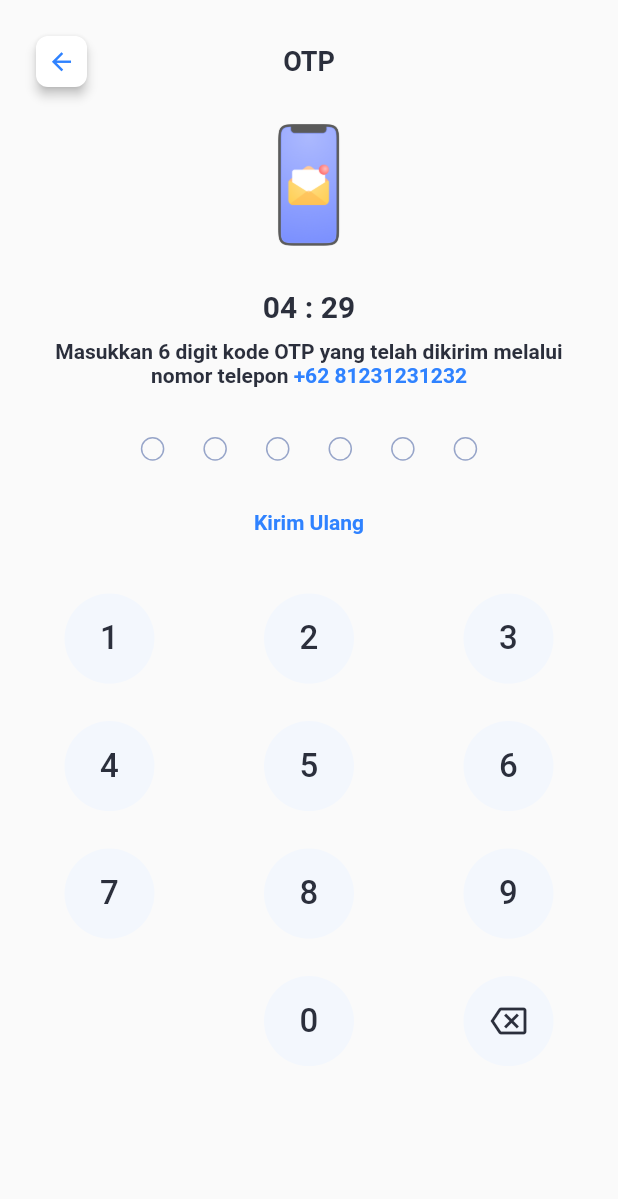
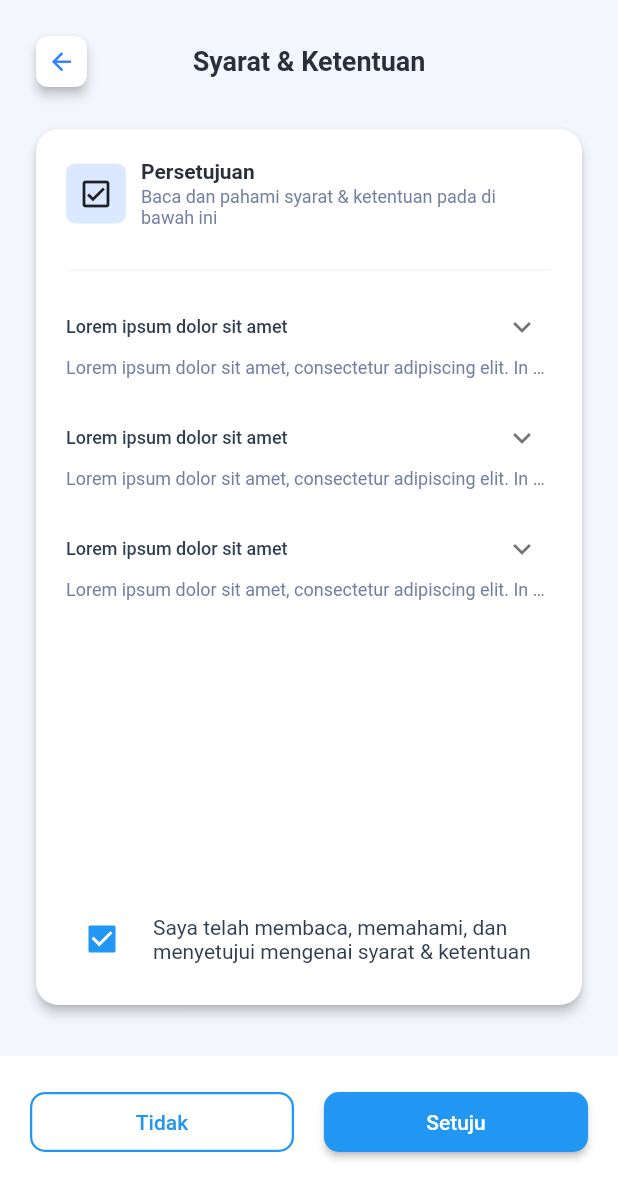
Before and after one commit to RoniSetiawan7/sephora, a Flutter app: the screen it shows after launch, after a tap on "Selanjutnya", on a phone screen of 412 x 824 dp. Shown: the top 1199 px of the screen. Run offline on Flutter 3.47's test engine with Material 2 defaults, Android fonts, the phone set to English and light mode, and no system bars; drawn by our look-alikes of expandable.

Commit message:
add feature register 2

```diff
--- a/lib/main.dart
+++ b/lib/main.dart
@@ -14,7 +14,7 @@ class MyApp extends StatelessWidget {
     return const MaterialApp(
       debugShowCheckedModeBanner: false,
       title: 'Sephora',
-      home: RegisterScreen(),
+      home: CreateMpinScreen(),
     );
   }
 }
--- a/lib/register/register.dart
+++ b/lib/register/register.dart
@@ -1,3 +1,5 @@
 export 'screens/register_screen.dart';
 export 'screens/otp_screen.dart';
 export 'screens/activation_screen.dart';
+export 'screens/create_mpin_screen.dart';
+export 'screens/term_and_condition_screen.dart';
--- /dev/null
+++ b/lib/register/screens/create_mpin_screen.dart
@@ -0,0 +1,83 @@
+import 'package:flutter/material.dart';
+import 'package:sephora/register/widgets/register_desctiption.dart';
+import 'package:sephora/register/widgets/register_footer.dart';
+import 'package:sephora/register/widgets/register_form_field.dart';
+import 'package:sephora/register/widgets/register_header.dart';
+
+import 'term_and_condition_screen.dart';
+
+class CreateMpinScreen extends StatefulWidget {
+  const CreateMpinScreen({super.key});
+
+  @override
+  State<CreateMpinScreen> createState() => _CreateMpinScreenState();
+}
+
+class _CreateMpinScreenState extends State<CreateMpinScreen> {
+  @override
+  Widget build(BuildContext context) {
+    return SafeArea(
+      child: Scaffold(
+        backgroundColor: const Color(0xFFF3F7FD),
+        body: Column(
+          crossAxisAlignment: CrossAxisAlignment.stretch,
+          children: [
+            const RegisterHeader(title: 'Buat MPIN'),
+            const SizedBox(height: 20),
+            Expanded(
+              child: Padding(
+                padding: const EdgeInsets.symmetric(horizontal: 20),
+                child: Expanded(
+                  child: Card(
+                    shape: RoundedRectangleBorder(
+                      borderRadius: BorderRadius.circular(15),
+                    ),
+                    elevation: 3,
+                    child: Container(
+                      padding: const EdgeInsets.all(20),
+                      child: Column(
+                        children: const [
+                          RegisterDescription(
+                            icon: Icons.lock_outline,
+                            title: 'Informasi MPIN',
+                            description:
+                                'Masukkan informasi mengenai MPIN akun mobile banking Sephora Anda',
+                          ),
+                          SizedBox(height: 20),
+                          Divider(color: Color(0xFFE9F0FF)),
+                          SizedBox(height: 10),
+                          RegisterFormField(
+                            hintText: 'MPIN',
+                            suffixIcon: Icons.visibility_off_outlined,
+                            helperText:
+                                'Berisi Alphanumeric sejumlah 6 karakter.',
+                          ),
+                          RegisterFormField(
+                            hintText: 'Konfirmasi MPIN',
+                            suffixIcon: Icons.visibility_off_outlined,
+                          ),
+                        ],
+                      ),
+                    ),
+                  ),
+                ),
+              ),
+            ),
+            const SizedBox(height: 30),
+            RegisterFooter(
+              onPressed: () {
+                Navigator.push(
+                  context,
+                  MaterialPageRoute(
+                    builder: (context) => const TermAndConditionScreen(),
+                  ),
+                );
+              },
+              text: 'Selanjutnya',
+            )
+          ],
+        ),
+      ),
+    );
+  }
+}
--- /dev/null
+++ b/lib/register/screens/term_and_condition_screen.dart
@@ -0,0 +1,265 @@
+import 'package:expandable/expandable.dart';
+import 'package:flutter/material.dart';
+import 'package:sephora/register/text/text.dart';
+import 'package:sephora/register/widgets/dialog.dart';
+import 'package:sephora/register/widgets/register_desctiption.dart';
+import 'package:sephora/register/widgets/register_header.dart';
+
+class TermAndConditionScreen extends StatefulWidget {
+  const TermAndConditionScreen({Key? key}) : super(key: key);
+
+  @override
+  State<TermAndConditionScreen> createState() => _TermAndConditionScreenState();
+}
+
+class _TermAndConditionScreenState extends State<TermAndConditionScreen> {
+  @override
+  Widget build(BuildContext context) {
+    return SafeArea(
+      child: Scaffold(
+        backgroundColor: const Color(0xFFF3F7FD),
+        body: Column(
+          crossAxisAlignment: CrossAxisAlignment.stretch,
+          children: [
+            const RegisterHeader(title: 'Syarat & Ketentuan'),
+            const SizedBox(height: 20),
+            Expanded(
+              child: Padding(
+                padding: const EdgeInsets.symmetric(horizontal: 20),
+                child: Expanded(
+                  child: Card(
+                    shape: RoundedRectangleBorder(
+                      borderRadius: BorderRadius.circular(15),
+                    ),
+                    elevation: 3,
+                    child: Container(
+                      padding: const EdgeInsets.all(20),
+                      child: Column(
+                        children: [
+                          const RegisterDescription(
+                            icon: Icons.check_box_outlined,
+                            title: 'Persetujuan',
+                            description:
+                                'Baca dan pahami syarat & ketentuan pada di bawah ini',
+                          ),
+                          const SizedBox(height: 20),
+                          const Divider(color: Color(0xFFE9F0FF)),
+                          const SizedBox(height: 10),
+                          Expanded(
+                            child: SingleChildScrollView(
+                              child: Column(
+                                children: [
+                                  ExpandablePanel(
+                                    header: Text(
+                                      title,
+                                      style: const TextStyle(
+                                        fontSize: 12,
+                                        fontWeight: FontWeight.w500,
+                                        color: Color(0xFF2E3D50),
+                                      ),
+                                    ),
+                                    theme: const ExpandableThemeData(
+                                      alignment: Alignment.center,
+                                      headerAlignment:
+                                          ExpandablePanelHeaderAlignment.center,
+                                    ),
+                                    collapsed: Text(
+                                      body,
+                                      softWrap: true,
+                                      maxLines: 1,
+                                      overflow: TextOverflow.ellipsis,
+                                      style: const TextStyle(
+                                        fontSize: 12,
+                                        fontWeight: FontWeight.w400,
+                                        color: Color(0xFF727FA3),
+                                      ),
+                                    ),
+                                    expanded: Text(
+                                      body,
+                                      softWrap: true,
+                                      style: const TextStyle(
+                                        fontSize: 12,
+                                        fontWeight: FontWeight.w400,
+                                        color: Color(0xFF727FA3),
+                                      ),
+                                    ),
+                                  ),
+                                  const SizedBox(height: 20),
+                                  ExpandablePanel(
+                                    header: Text(
+                                      title,
+                                      style: const TextStyle(
+                                        fontSize: 12,
+                                        fontWeight: FontWeight.w500,
+                                        color: Color(0xFF2E3D50),
+                                      ),
+                                    ),
+                                    theme: const ExpandableThemeData(
+                                      alignment: Alignment.center,
+                                      headerAlignment:
+                                          ExpandablePanelHeaderAlignment.center,
+                                    ),
+                                    collapsed: Text(
+                                      body,
+                                      softWrap: true,
+                                      maxLines: 1,
+                                      overflow: TextOverflow.ellipsis,
+                                      style: const TextStyle(
+                                        fontSize: 12,
+                                        fontWeight: FontWeight.w400,
+                                        color: Color(0xFF727FA3),
+                                      ),
+                                    ),
+                                    expanded: Text(
+                                      body,
+                                      softWrap: true,
+                                      style: const TextStyle(
+                                        fontSize: 12,
+                                        fontWeight: FontWeight.w400,
+                                        color: Color(0xFF727FA3),
+                                      ),
+                                    ),
+                                  ),
+                                  const SizedBox(height: 20),
+                                  ExpandablePanel(
+                                    header: Text(
+                                      title,
+                                      style: const TextStyle(
+                                        fontSize: 12,
+                                        fontWeight: FontWeight.w500,
+                                        color: Color(0xFF2E3D50),
+                                      ),
+                                    ),
+                                    theme: const ExpandableThemeData(
+                                      alignment: Alignment.center,
+                                      headerAlignment:
+                                          ExpandablePanelHeaderAlignment.center,
+                                    ),
+                                    collapsed: Text(
+                                      body,
+                                      softWrap: true,
+                                      maxLines: 1,
+                                      overflow: TextOverflow.ellipsis,
+                                      style: const TextStyle(
+                                        fontSize: 12,
+                                        fontWeight: FontWeight.w400,
+                                        color: Color(0xFF727FA3),
+                                      ),
+                                    ),
+                                    expanded: Text(
+                                      body,
+                                      softWrap: true,
+                                      style: const TextStyle(
+                                        fontSize: 12,
+                                        fontWeight: FontWeight.w400,
+                                        color: Color(0xFF727FA3),
+                                      ),
+                                    ),
+                                  ),
+                                ],
+                              ),
+                            ),
+                          ),
+                          const SizedBox(height: 20),
+                          Row(
+                            children: [
+                              Checkbox(
+                                onChanged: (bool? value) {},
+                                value: true,
+                              ),
+                              const SizedBox(width: 10),
+                              const Expanded(
+                                child: Text(
+                                  'Saya telah membaca, memahami, dan menyetujui mengenai syarat & ketentuan',
+                                  style: TextStyle(
+                                    fontSize: 14,
+                                    fontWeight: FontWeight.w400,
+                                    color: Color(0xFF2E3D50),
+                                  ),
+                                ),
+                              ),
+                            ],
+                          )
+                        ],
+                      ),
+                    ),
+                  ),
+                ),
+              ),
+            ),
+            const SizedBox(height: 30),
+            Stack(
+              children: [
+                Container(
+                  height: 120,
+                  width: MediaQuery.of(context).size.width,
+                  color: Colors.white,
+                ),
+                Container(
+                  padding: const EdgeInsets.all(20),
+                  child: Row(
+                    children: [
+                      Expanded(
+                        child: OutlinedButton(
+                          onPressed: () {
+                            showDialog(
+                              barrierDismissible: false,
+                              context: context,
+                              builder: (context) =>
+                                  const SephoraDialog(isAgree: false),
+                            );
+                          },
+                          style: ElevatedButton.styleFrom(
+                            fixedSize: const Size(100, 40),
+                            shape: RoundedRectangleBorder(
+                              borderRadius: BorderRadius.circular(10),
+                            ),
+                            side: const BorderSide(
+                                color: Colors.blue, width: 1.5),
+                          ),
+                          child: const Text(
+                            'Tidak',
+                            style: TextStyle(
+                              fontWeight: FontWeight.w500,
+                              fontSize: 14,
+                            ),
+                          ),
+                        ),
+                      ),
+                      const SizedBox(width: 20),
+                      Expanded(
+                        child: ElevatedButton(
+                          onPressed: () {
+                            showDialog(
+                              barrierDismissible: false,
+                              context: context,
+                              builder: (context) =>
+                                  const SephoraDialog(isAgree: true),
+                            );
+                          },
+                          style: ElevatedButton.styleFrom(
+                            fixedSize: const Size(100, 40),
+                            shape: RoundedRectangleBorder(
+                              borderRadius: BorderRadius.circular(10),
+                            ),
+                          ),
+                          child: const Text(
+                            'Setuju',
+                            style: TextStyle(
+                              fontWeight: FontWeight.w500,
+                              fontSize: 14,
+                            ),
+                          ),
+                        ),
+                      ),
+                    ],
+                  ),
+                ),
+              ],
+            ),
+          ],
+        ),
+      ),
+    );
+  }
+}
--- /dev/null
+++ b/lib/register/text/text.dart
@@ -0,0 +1,8 @@
+//*Lorem Ipsum
+String title = 'Lorem ipsum dolor sit amet';
+String body =
+    'Lorem ipsum dolor sit amet, consectetur adipiscing elit. In nibh massa arcu elementum sed feugiat. '
+    'Purus fringilla iaculis turpis mattis in feugiat ullamcorper turpis in. Pellentesque purus, blandit erat proin laoreet quis.'
+    'Amet enim, hendrerit pellentesque nunc posuere. Mauris ac purus eu congue. Tincidunt risus at elementum orci nisl vivamus sed.'
+    'Duis facilisis massa morbi nisl. Facilisis volutpat nulla aliquet eu id bibendum feugiat vulputate diam.'
+    'Sed ultricies phasellus lectus non massa facilisis massa.';
```
Also changed, not shown: lib/register/widgets/dialog.dart (added, +148 -0 lines), pubspec.yaml (+4 -11 lines), pubspec.lock.
